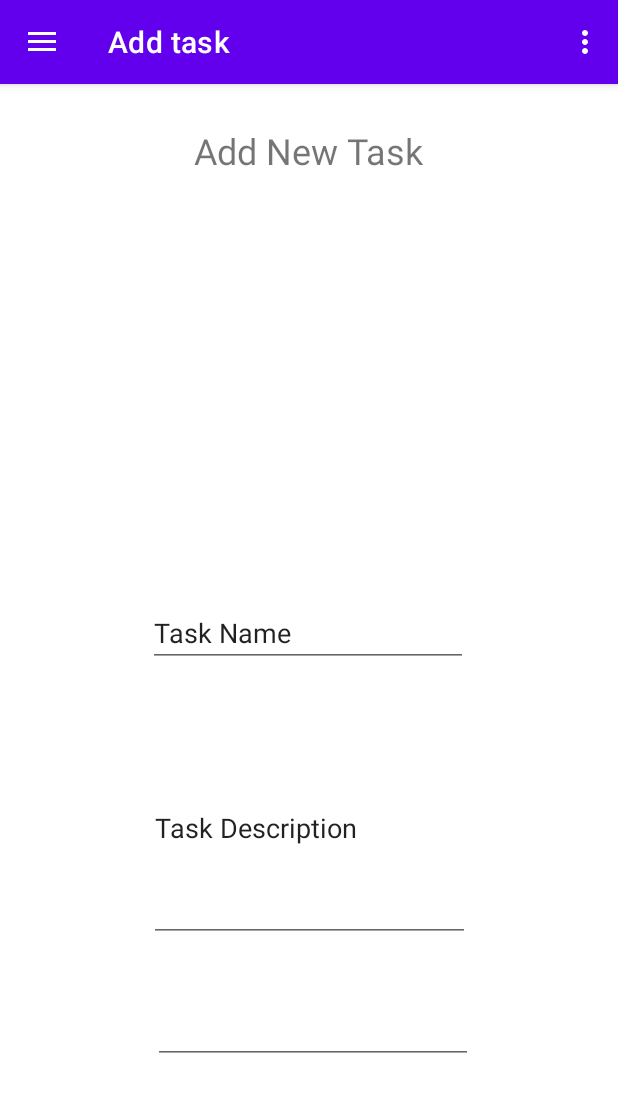
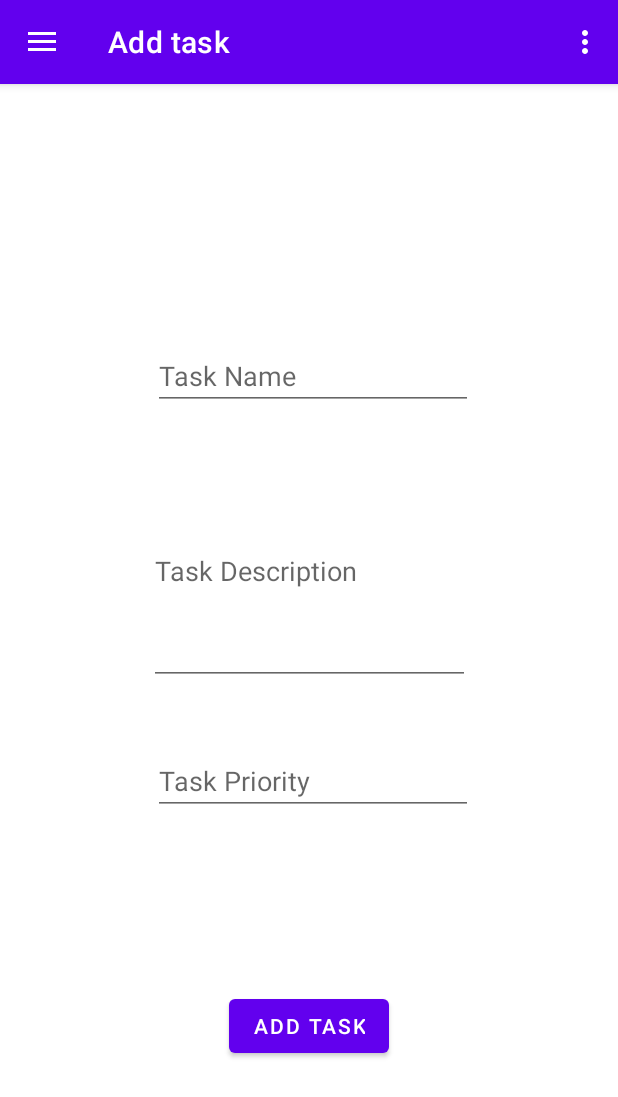
Before and after one commit to erosbalint3/fake-JIRA, an Android app: the screen it shows after launch once a user with an empty profile is signed in (NavigationActivity), after a tap on "AddTask", on a phone screen of 412 x 824 dp. Shown: the top 1097 px of the screen. Run offline under Robolectric (Android 15) with nearby library versions, the phone set to English and light mode, and no system bars; our stand-ins replace Firebase (no records; nobody signed in at launch, a user with empty details on screens opened directly), navigation-ui.

Commit message:
Igen igen

```diff
--- a/app/src/main/java/com/example/fakejira/ui/AddTaskFragment/AddTaskFragment.java
+++ b/app/src/main/java/com/example/fakejira/ui/AddTaskFragment/AddTaskFragment.java
@@ -1,24 +1,91 @@
 package com.example.fakejira.ui.AddTaskFragment;
 
 import android.os.Bundle;
+import android.util.Log;
 import android.view.LayoutInflater;
 import android.view.View;
 import android.view.ViewGroup;
+import android.widget.Button;
+import android.widget.EditText;
+
 import androidx.annotation.NonNull;
 import androidx.fragment.app.Fragment;
 import androidx.lifecycle.ViewModelProvider;
+import androidx.navigation.Navigation;
+
+import com.example.fakejira.R;
 import com.example.fakejira.databinding.FragmentAddtaskBinding;
+import com.example.fakejira.models.Feladat;
+import com.google.firebase.firestore.FirebaseFirestore;
+
+import java.util.Objects;
+import java.util.concurrent.atomic.AtomicBoolean;
 
 public class AddTaskFragment extends Fragment {
 
     private FragmentAddtaskBinding binding;
+    private Button addTaskButton;
+    private EditText taskName;
+    private EditText taskDescription;
+    private EditText taskPriority;
+    private View root;
+    private final FirebaseFirestore db = FirebaseFirestore.getInstance();
 
-    public View onCreateView(@NonNull LayoutInflater inflater,
-                             ViewGroup container, Bundle savedInstanceState) {
+    public View onCreateView(
+        @NonNull LayoutInflater inflater,
+        ViewGroup container,
+        Bundle savedInstanceState
+    ) {
         AddTaskViewModel profileViewModel =
-                new ViewModelProvider(this).get(AddTaskViewModel.class);
+            new ViewModelProvider(this).get(AddTaskViewModel.class);
         binding = FragmentAddtaskBinding.inflate(inflater, container, false);
-        View root = binding.getRoot();
+        root = binding.getRoot();
+        setFragmentElements();
         return root;
     }
+
+    private void setFragmentElements() {
+        this.addTaskButton = root.findViewById(R.id.updateTaskButton);
+        this.taskName = root.findViewById(R.id.taskNameText);
+        this.taskDescription = root.findViewById(R.id.taskDescriptionText);
+        this.taskPriority = root.findViewById(R.id.taskPriorityText);
+        this.addTaskButton.setOnClickListener(task -> addTask());
+    }
+
+    private void addTask() {
+        final var task = new Feladat(
+            this.taskName.getText().toString(),
+            Integer.parseInt(this.taskPriority.getText().toString()),
+            this.taskDescription.getText().toString()
+        );
+        final var collectionReference = db.collection("AvailableTasks");
+        if (collectionContainsTask(task) != true) {
+            collectionReference.document(task.getTaskID().toString()).set(task).addOnCompleteListener(task1 -> {
+                 Log.println(Log.INFO, "AddTaskFragment", "Successfully created task in database!");
+            });
+        }
+        redirectBackToAvailableTasks();
+    }
+
+    private void redirectBackToAvailableTasks() {
+        Navigation.findNavController(root).navigate(R.id.action_nav_add_task_to_nav_home);
+    }
+
+    private boolean collectionContainsTask(final Feladat feladat) {
+        AtomicBoolean contains = new AtomicBoolean(false);
+        final var collectionReference = db.collection("AvailableTasks");
+        collectionReference.get().addOnCompleteListener(task -> {
+            if (task.isSuccessful()){
+                for (final var document : task.getResult()) {
+                    final var t = document.getData();
+                    if (Objects.equals(feladat.getTaskName() + " ", Objects.requireNonNull(t.get("taskName")).toString())) {
+                        contains.set(true);
+                        break;
+                    }
+                }
+            }
+        });
+        return contains.get();
+    }
+
 }
--- a/app/src/main/res/layout/fragment_addtask.xml
+++ b/app/src/main/res/layout/fragment_addtask.xml
@@ -5,31 +5,18 @@
     android:layout_width="match_parent"
     android:layout_height="match_parent">
 
-    <TextView
-        android:id="@+id/AddTaskLabel"
-        android:layout_width="246dp"
-        android:layout_height="47dp"
-        android:layout_marginTop="28dp"
-        android:text="Add New Task"
-        android:textAlignment="center"
-        android:textSize="24sp"
-        app:layout_constraintEnd_toEndOf="parent"
-        app:layout_constraintHorizontal_bias="0.496"
-        app:layout_constraintStart_toStartOf="parent"
-        app:layout_constraintTop_toTopOf="parent" />
-
     <EditText
         android:id="@+id/taskNameText"
         android:layout_width="wrap_content"
         android:layout_height="wrap_content"
-        android:layout_marginTop="268dp"
+        android:layout_marginTop="172dp"
         android:ems="10"
+        android:hint="Task Name"
         android:inputType="textPersonName"
-        android:text="Task Name"
         app:layout_constraintEnd_toEndOf="parent"
-        app:layout_constraintHorizontal_bias="0.497"
+        app:layout_constraintHorizontal_bias="0.512"
         app:layout_constraintStart_toStartOf="parent"
-        app:layout_constraintTop_toBottomOf="@+id/AddTaskLabel" />
+        app:layout_constraintTop_toTopOf="parent" />
 
     <EditText
         android:id="@+id/taskDescriptionText"
@@ -37,8 +24,8 @@
         android:layout_height="151dp"
         android:layout_marginTop="32dp"
         android:ems="10"
+        android:hint="Task Description"
         android:inputType="textPersonName"
-        android:text="Task Description"
         app:layout_constraintEnd_toEndOf="parent"
         app:layout_constraintStart_toStartOf="parent"
         app:layout_constraintTop_toBottomOf="@+id/taskNameText" />
@@ -49,6 +36,7 @@
         android:layout_height="wrap_content"
         android:layout_marginTop="32dp"
         android:ems="10"
+        android:hint="Task Priority"
         android:inputType="number"
         app:layout_constraintBottom_toBottomOf="parent"
         app:layout_constraintEnd_toEndOf="parent"
@@ -56,4 +44,14 @@
         app:layout_constraintStart_toStartOf="parent"
         app:layout_constraintTop_toBottomOf="@+id/taskDescriptionText"
         app:layout_constraintVertical_bias="0.032" />
+
+    <Button
+        android:id="@+id/updateTaskButton"
+        android:layout_width="wrap_content"
+        android:layout_height="wrap_content"
+        android:text="Add Task"
+        app:layout_constraintBottom_toBottomOf="parent"
+        app:layout_constraintEnd_toEndOf="parent"
+        app:layout_constraintStart_toStartOf="parent"
+        app:layout_constraintTop_toBottomOf="@+id/taskPriorityText" />
 </androidx.constraintlayout.widget.ConstraintLayout>
--- a/app/src/main/res/navigation/mobile_navigation.xml
+++ b/app/src/main/res/navigation/mobile_navigation.xml
@@ -19,7 +19,7 @@
     <fragment
         android:id="@+id/nav_home"
         android:name="com.example.fakejira.ui.AvailableTasks.HomeFragment"
-        android:label="fragment_home"
+        android:label="@string/nav_availableTasks"
         tools:layout="@layout/fragment_home" >
         <action
             android:id="@+id/action_nav_home_to_nav_add_task"
@@ -34,4 +34,9 @@
             android:id="@+id/action_nav_add_task_to_nav_home"
             app:destination="@id/nav_home" />
     </fragment>
+    <fragment
+        android:id="@+id/nav_profile"
+        android:name="com.example.fakejira.ui.Profile.profileFragment"
+        android:label="@string/nav_profileText"
+        tools:layout="@layout/fragment_profile" />
 </navigation>
--- a/app/src/main/res/values/strings.xml
+++ b/app/src/main/res/values/strings.xml
@@ -1,3 +1,4 @@
+<?xml version="1.0" encoding="utf-8"?>
 <resources>
     <string name="app_name">FakeJIRA</string>
     <string name="email">Email</string>
@@ -24,4 +25,6 @@
     <string name="menu_gallery">Own tasks</string>
     <string name="menu_slideshow">Notifications</string>
     <string name="profile">Profile</string>
+    <string name="nav_availableTasks">Available tasks</string>
+    <string name="nav_profileText">Profile</string>
 </resources>
--- /dev/null
+++ b/gradle-wrapper.properties
@@ -0,0 +1,5 @@
+distributionBase=GRADLE_USER_HOME
+distributionUrl=https\://services.gradle.org/distributions/gradle-7.5-bin.zip
+distributionPath=wrapper/dists
+zipStorePath=wrapper/dists
+zipStoreBase=GRADLE_USER_HOME
--- a/settings.gradle
+++ b/settings.gradle
@@ -1,3 +1,5 @@
+import org.gradle.api.initialization.resolve.RepositoriesMode
+
 pluginManagement {
     repositories {
         google()
@@ -6,10 +8,11 @@ pluginManagement {
     }
 }
 dependencyResolutionManagement {
-    repositoriesMode.set(RepositoriesMode.FAIL_ON_PROJECT_REPOS)
+    repositoriesMode.set(RepositoriesMode.PREFER_SETTINGS)
     repositories {
         google()
         mavenCentral()
     }
 }
 rootProject.name = "fake jira"
+include ':app'
```
Also changed, not shown: app/src/main/AndroidManifest.xml (+9 -2 lines), app/src/main/java/com/example/fakejira/TaskDetailActivity.java (+11 -0 lines), app/src/main/java/com/example/fakejira/UpdateTaskActivity.java (added, +55 -0 lines), app/src/main/java/com/example/fakejira/ui/AvailableTasks/HomeFragment.java (+0 -19 lines), app/src/main/res/layout/activity_task_detail.xml (+13 -0 lines), app/src/main/res/layout/activity_update_task.xml (added, +73 -0 lines), gradle/wrapper/gradle-wrapper.properties.
